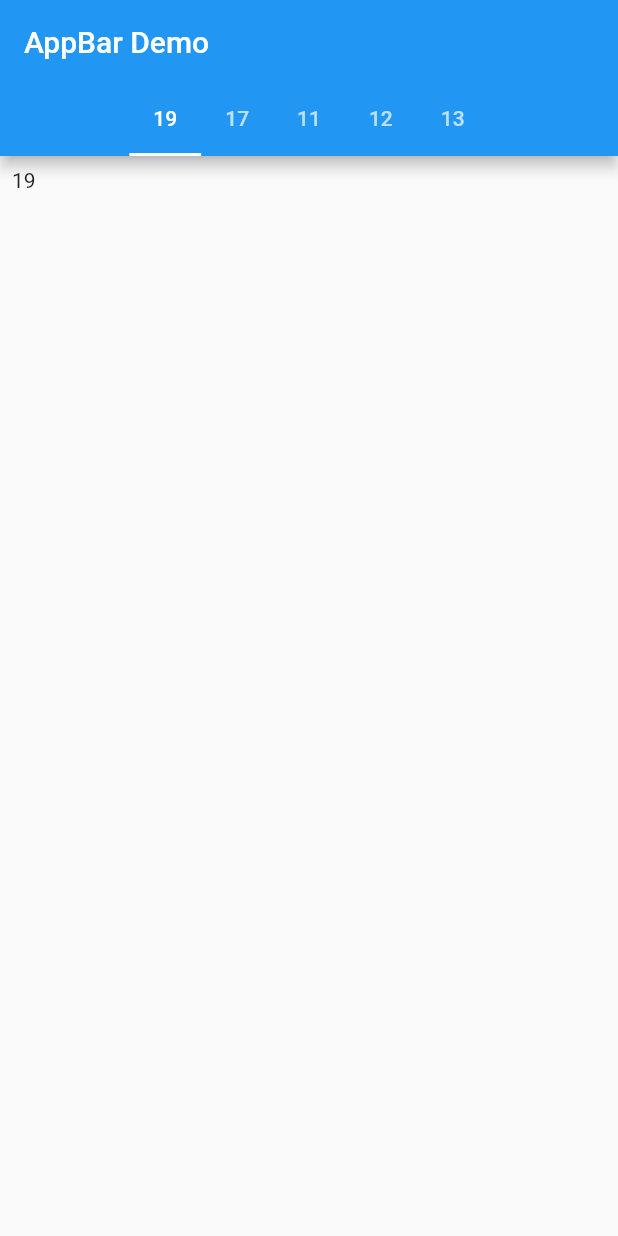
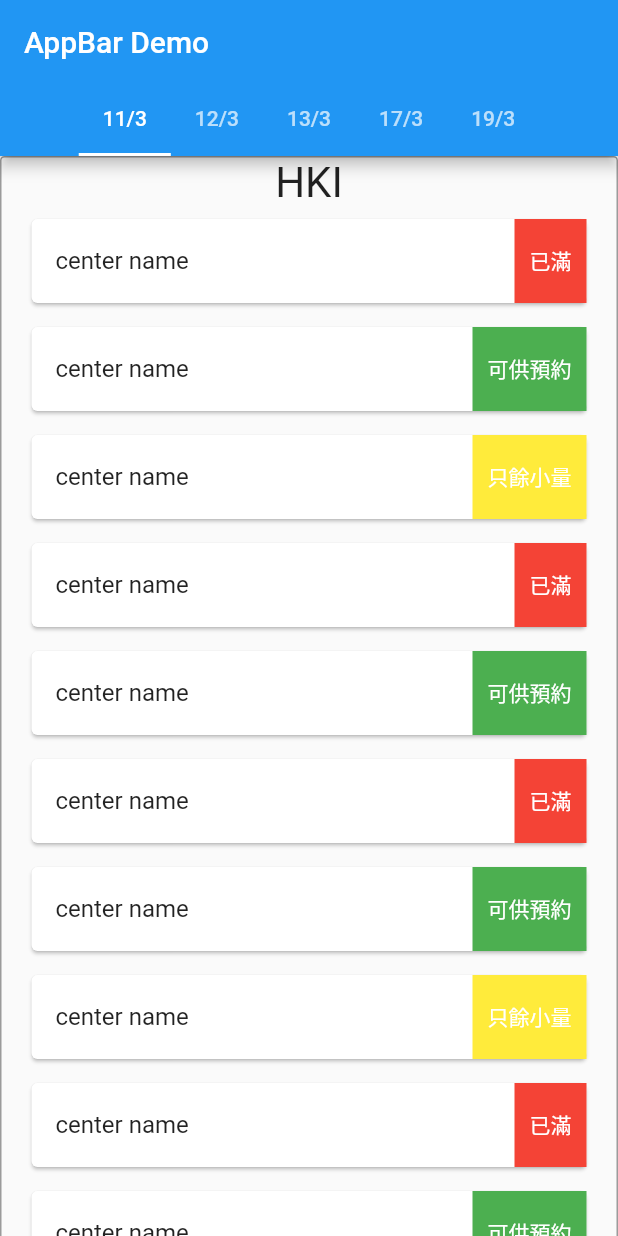
Before and after one commit to darylsze/vaccine-flutter, a Flutter app: the screen it shows after launch, on a phone screen of 412 x 824 dp. Run offline on Flutter 3.47's test engine with Material 2 defaults, Android fonts, the light colour scheme and no system bars; our stand-ins replace bloc, equatable, flutter_bloc, google_maps_flutter; project files that could hold a hidden picture were left out.

Commit message:
feat: show center row

```diff
--- a/lib/home/cubit.dart
+++ b/lib/home/cubit.dart
@@ -4,7 +4,7 @@ import 'package:flutter_counter/home/state.dart';
 import 'package:flutter_counter/repo/repo.dart';
 
 class HomeCubit extends Cubit<HomeState> {
-  HomeCubit() : super(HomeState(true, DateTime.now(), null, {}));
+  HomeCubit() : super(HomeState(true, DateTime.now(), null, [], []));
 
   void selectVaccine(VaccineModel selected) {
     emit(state.copyWith(currentVaccine: selected));
--- a/lib/home/representation.dart
+++ b/lib/home/representation.dart
@@ -18,15 +18,17 @@ class DatePageModel {
 }
 
 class RegionModel {
+  String name;
   Set<DistrictModel> districts;
 
-  RegionModel(this.districts);
+  RegionModel(this.name, this.districts);
 }
 
 class DistrictModel {
+  String name;
   Set<CenterModel> centers;
 
-  DistrictModel(this.centers);
+  DistrictModel(this.name, this.centers);
 }
 
 class CenterModel {
@@ -63,10 +65,10 @@ class HomeViewModel {
                     Set<CenterModel> centers = centersByDistrict
                         .map((e) => CenterModel(e.status, e.address, e.address, e.lat, e.lng))
                         .toSet();
-                    districts.add(DistrictModel(centers));
+                    districts.add(DistrictModel(district, centers));
                   },
                 );
-                regions.add(RegionModel(districts));
+                regions.add(RegionModel(region, districts));
               },
             );
             page.add(DatePageModel(date, regions));
--- a/lib/home/state.dart
+++ b/lib/home/state.dart
@@ -5,14 +5,15 @@ class HomeState {
   bool shouldShowAvailableCenterOnly = true;
   DateTime selectedDateTime = DateTime.now();
   VaccineModel? selectedVaccine;
-  Set<DateTime> allVaccineDates = {};
-  DatePageModel? datePageForSelectedVaccine;
+  List<DateTime> allDates = [];
+  List<DatePageModel> allPages = [];
 
   HomeState(
       this.shouldShowAvailableCenterOnly,
       this.selectedDateTime,
       this.selectedVaccine,
-      this.allVaccineDates
+      this.allDates,
+      this.allPages
   );
 
   HomeState copyWith({
@@ -22,7 +23,8 @@ class HomeState {
           shouldShowAvailableCenterOnly,
           selectedDateTime,
           currentVaccine,
-          currentVaccine.datePage.map((e) => e.date).toSet()
+          currentVaccine.datePage.map((e) => e.date).toList()..sort(),
+          currentVaccine.datePage.toList()
       );
   }
 }
--- a/lib/home/view.dart
+++ b/lib/home/view.dart
@@ -1,7 +1,9 @@
 import 'package:flutter/material.dart';
 import 'package:flutter_bloc/flutter_bloc.dart';
 import 'package:flutter_counter/home/cubit.dart';
+import 'package:flutter_counter/home/representation.dart';
 import 'package:flutter_counter/home/state.dart';
+import 'package:flutter_counter/map/entity/ReserveStatus.dart';
 
 class HomeView extends StatelessWidget {
   HomeView();
@@ -10,30 +12,120 @@ class HomeView extends StatelessWidget {
   Widget build(BuildContext context) {
     return BlocBuilder<HomeCubit, HomeState>(builder: (context, state) {
       return DefaultTabController(
-        length: state.allVaccineDates.length,
+        length: state.allDates.length,
         child: Scaffold(
           appBar: AppBar(
             title: const Text('AppBar Demo'),
             actions: [],
             bottom: TabBar(
               isScrollable: true,
-              tabs: state.allVaccineDates.map((e) {
+              tabs: state.allDates.map((e) {
                 return Tab(
-                  child: Text("${e.day}"),
+                  child: Text('${e.day}/${e.month}'),
                 );
               }).toList(),
             ),
           ),
           body: TabBarView(
-            children: state.allVaccineDates.map((e) {
-              return Padding(
-                padding: const EdgeInsets.all(8.0),
-                child: Text("${e.day}"),
-              );
-            }).toList(),
+            children: state.allPages.map((e) => TabChildPage(e.regions)).toList(),
           ),
         ),
       );
     });
   }
 }
+
+class TabChildPage extends StatelessWidget {
+  Set<RegionModel> regions;
+
+  TabChildPage(this.regions);
+
+  @override
+  Widget build(BuildContext context) {
+    // fixme change to list
+    return Container(
+        width: double.infinity,
+        child: Column(children: regions.map((e) => RegionCard(e)).toList()));
+  }
+}
+
+class RegionCard extends StatelessWidget {
+  RegionModel region;
+
+  RegionCard(this.region);
+
+  @override
+  Widget build(BuildContext context) {
+    return Container(
+      width: double.infinity,
+      decoration: BoxDecoration(
+        border: Border.all(
+          color: Colors.black38,
+          width: 1,
+        ),
+        borderRadius: BorderRadius.circular(3),
+      ),
+      child: Column(
+        children: [
+          Text(
+            region.name,
+            style: TextStyle(fontSize: 28),
+          ),
+          Column(children: region.districts.map((e) => DistrictRow(e)).toList())
+        ],
+      ),
+    );
+  }
+}
+
+class DistrictRow extends StatelessWidget {
+  DistrictModel district;
+
+  DistrictRow(this.district);
+
+  @override
+  Widget build(BuildContext context) {
+    return Column(
+      children: district.centers.map((e) => CenterRow(e)).toList(),
+    );
+  }
+}
+
+class CenterRow extends StatelessWidget {
+  CenterModel center;
+
+  CenterRow(this.center);
+
+  @override
+  Widget build(BuildContext context) {
+    return new Container(
+      margin: const EdgeInsets.symmetric(vertical: 4.0, horizontal: 16.0),
+      child: new InkWell(
+        child: new Card(
+          child: new SizedBox(
+            height: 56.0,
+            child: new Row(
+              crossAxisAlignment: CrossAxisAlignment.stretch,
+              children: <Widget>[
+                new Expanded(
+                  child: new ListTile(
+                    title: new Text("center name"),
+                  ),
+                ),
+                new Container(
+                  color: center.status.toColor(),
+                  alignment: Alignment.center,
+                  padding: const EdgeInsets.symmetric(horizontal: 10.0),
+                  child: new Text(
+                    center.status.toName(),
+                    style: new TextStyle(color: Colors.white),
+                  ),
+                ),
+              ],
+            ),
+          ),
+        ),
+      ),
+    );
+  }
+}
--- a/lib/map/entity/ReserveStatus.dart
+++ b/lib/map/entity/ReserveStatus.dart
@@ -7,6 +7,24 @@ import 'package:google_maps_flutter/google_maps_flutter.dart';
 enum ReserveStatus { FULL, AVAILABLE , URGENT }
 
 extension ParseToString on ReserveStatus {
+  String toName() {
+    switch (this) {
+      case ReserveStatus.AVAILABLE: {
+        return "可供預約";
+      }
+      case ReserveStatus.FULL: {
+        return "已滿";
+
+      }
+      case ReserveStatus.URGENT: {
+        return "只餘小量";
+
+      }
+      default: {
+        return "";
+      }
+    }
+  }
   BitmapDescriptor toMarkerColor() {
     switch (this) {
       case ReserveStatus.AVAILABLE: {
```
